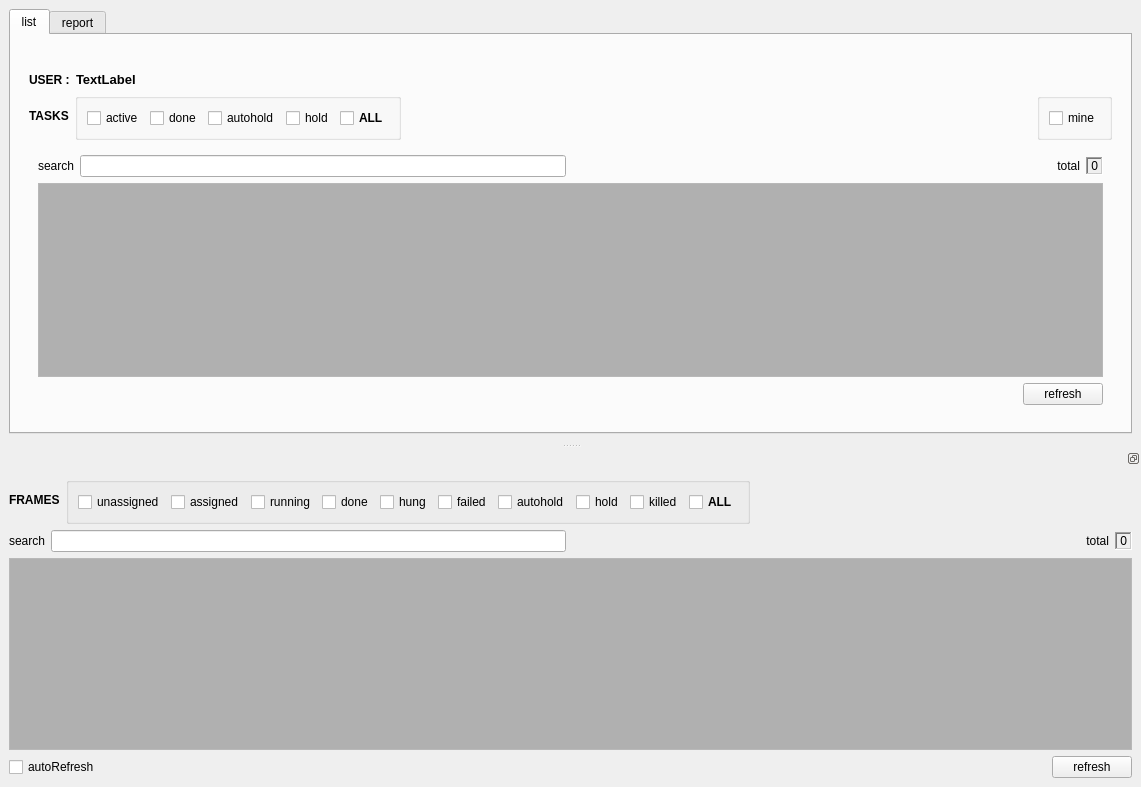
This is rbhusUI/lib/rbhusListMod.ui in aumanimationstudios/rbhus as Qt 5 draws it before an edit. The edited form follows.
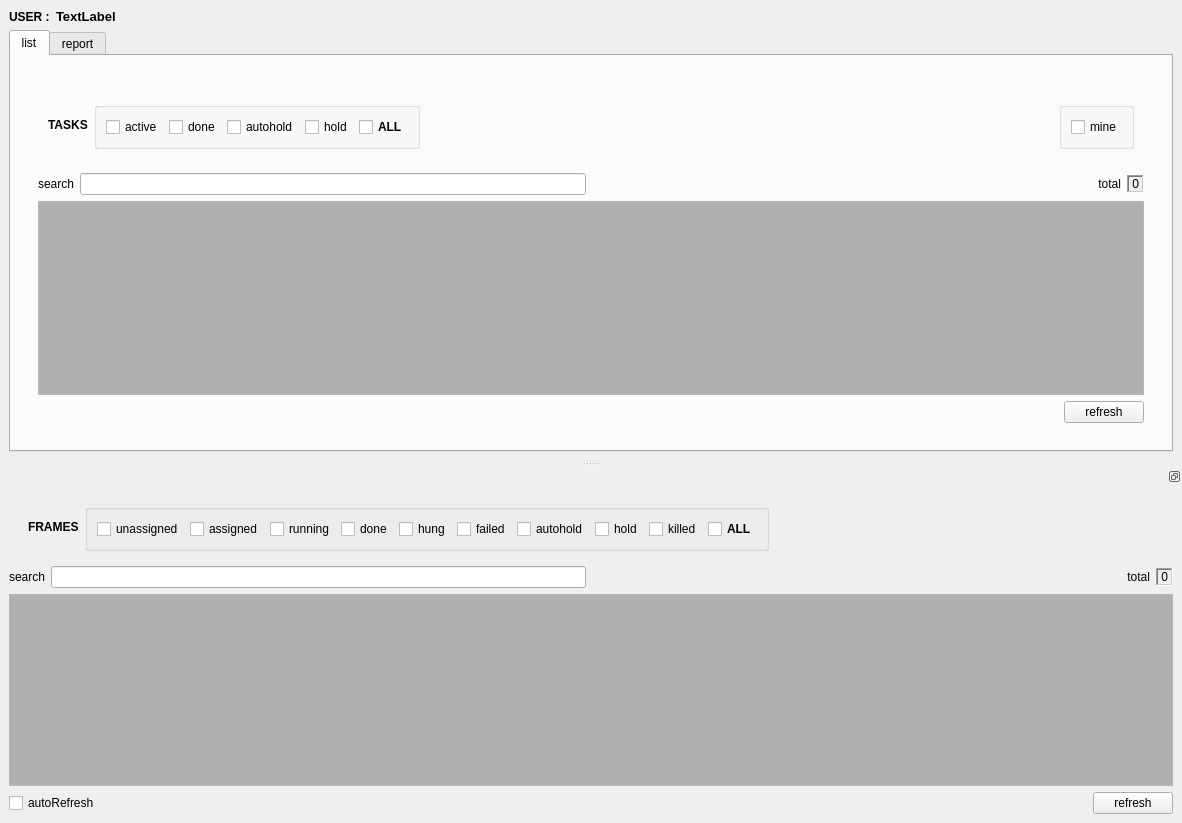
This is the edited form.

The edit to the form file:
```diff
--- a/rbhusUI/lib/rbhusListMod.ui
+++ b/rbhusUI/lib/rbhusListMod.ui
@@ -9,8 +9,8 @@
    <rect>
     <x>0</x>
     <y>0</y>
-    <width>1096</width>
-    <height>739</height>
+    <width>1182</width>
+    <height>760</height>
    </rect>
   </property>
   <property name="sizePolicy">
@@ -36,11 +36,23 @@
   </property>
   <widget class="QWidget" name="centralwidget">
    <layout class="QGridLayout" name="gridLayout_2">
-    <item row="0" column="0">
+    <item row="1" column="0">
      <widget class="QTabWidget" name="tabWidget">
+      <property name="tabPosition">
+       <enum>QTabWidget::North</enum>
+      </property>
+      <property name="tabShape">
+       <enum>QTabWidget::Rounded</enum>
+      </property>
       <property name="currentIndex">
        <number>0</number>
       </property>
+      <property name="tabsClosable">
+       <bool>false</bool>
+      </property>
+      <property name="movable">
+       <bool>true</bool>
+      </property>
       <widget class="QWidget" name="tabList">
        <attribute name="title">
         <string>list</string>
@@ -66,45 +78,24 @@
            </property>
            <layout class="QVBoxLayout" name="verticalLayout_3">
             <item>
-             <layout class="QHBoxLayout" name="horizontalLayout_12">
-              <item>
-               <widget class="QLabel" name="label">
-                <property name="sizePolicy">
-                 <sizepolicy hsizetype="Maximum" vsizetype="Preferred">
-                  <horstretch>0</horstretch>
-                  <verstretch>0</verstretch>
-                 </sizepolicy>
-                </property>
-                <property name="font">
-                 <font>
-                  <weight>75</weight>
-                  <bold>true</bold>
-                 </font>
-                </property>
-                <property name="text">
-                 <string>USER :</string>
-                </property>
-               </widget>
-              </item>
-              <item>
-               <widget class="QLabel" name="labelUser">
-                <property name="font">
-                 <font>
-                  <pointsize>10</pointsize>
-                  <weight>75</weight>
-                  <bold>true</bold>
-                  <underline>false</underline>
-                 </font>
-                </property>
-                <property name="text">
-                 <string>TextLabel</string>
-                </property>
-               </widget>
-              </item>
-             </layout>
-            </item>
-            <item>
+             <widget class="QWidget" name="titleBarWidgetTasks" native="true">
              <layout class="QHBoxLayout" name="horizontalLayout_3">
+               <item>
+                <spacer name="horizontalSpacer_4">
+                 <property name="orientation">
+                  <enum>Qt::Horizontal</enum>
+                 </property>
+                 <property name="sizeType">
+                  <enum>QSizePolicy::Fixed</enum>
+                 </property>
+                 <property name="sizeHint" stdset="0">
+                  <size>
+                   <width>10</width>
+                   <height>20</height>
+                  </size>
+                 </property>
+                </spacer>
+               </item>
               <item>
                <widget class="QLabel" name="labelTask">
                 <property name="sizePolicy">
@@ -246,7 +237,24 @@
                 </layout>
                </widget>
               </item>
-             </layout>
+               <item>
+                <spacer name="horizontalSpacer_3">
+                 <property name="orientation">
+                  <enum>Qt::Horizontal</enum>
+                 </property>
+                 <property name="sizeType">
+                  <enum>QSizePolicy::Fixed</enum>
+                 </property>
+                 <property name="sizeHint" stdset="0">
+                  <size>
+                   <width>10</width>
+                   <height>20</height>
+                  </size>
+                 </property>
+                </spacer>
+               </item>
+              </layout>
+             </widget>
             </item>
             <item>
              <widget class="QFrame" name="frame_6">
@@ -503,6 +511,44 @@
       </widget>
      </widget>
     </item>
+    <item row="0" column="0">
+     <layout class="QHBoxLayout" name="horizontalLayout_12">
+      <item>
+       <widget class="QLabel" name="label">
+        <property name="sizePolicy">
+         <sizepolicy hsizetype="Maximum" vsizetype="Preferred">
+          <horstretch>0</horstretch>
+          <verstretch>0</verstretch>
+         </sizepolicy>
+        </property>
+        <property name="font">
+         <font>
+          <weight>75</weight>
+          <bold>true</bold>
+         </font>
+        </property>
+        <property name="text">
+         <string>USER :</string>
+        </property>
+       </widget>
+      </item>
+      <item>
+       <widget class="QLabel" name="labelUser">
+        <property name="font">
+         <font>
+          <pointsize>10</pointsize>
+          <weight>75</weight>
+          <bold>true</bold>
+          <underline>false</underline>
+         </font>
+        </property>
+        <property name="text">
+         <string>TextLabel</string>
+        </property>
+       </widget>
+      </item>
+     </layout>
+    </item>
    </layout>
   </widget>
   <widget class="QDockWidget" name="dockWidgetFrames">
@@ -556,7 +602,24 @@
      <item>
       <layout class="QVBoxLayout" name="verticalLayout_8">
        <item>
+        <widget class="QWidget" name="titleBarWidgetFrames" native="true">
         <layout class="QHBoxLayout" name="horizontalLayout_4">
+          <item>
+           <spacer name="horizontalSpacer_2">
+            <property name="orientation">
+             <enum>Qt::Horizontal</enum>
+            </property>
+            <property name="sizeType">
+             <enum>QSizePolicy::Fixed</enum>
+            </property>
+            <property name="sizeHint" stdset="0">
+             <size>
+              <width>10</width>
+              <height>20</height>
+             </size>
+            </property>
+           </spacer>
+          </item>
          <item>
           <widget class="QLabel" name="label_5">
            <property name="sizePolicy">
@@ -751,6 +814,7 @@
           </spacer>
          </item>
         </layout>
+        </widget>
        </item>
        <item>
         <layout class="QHBoxLayout" name="horizontalLayout_8"/>
```
Left out of the diff: 8 changed lines with no effect on the pictures. Lines whose indentation alone changed are shown as unchanged.
